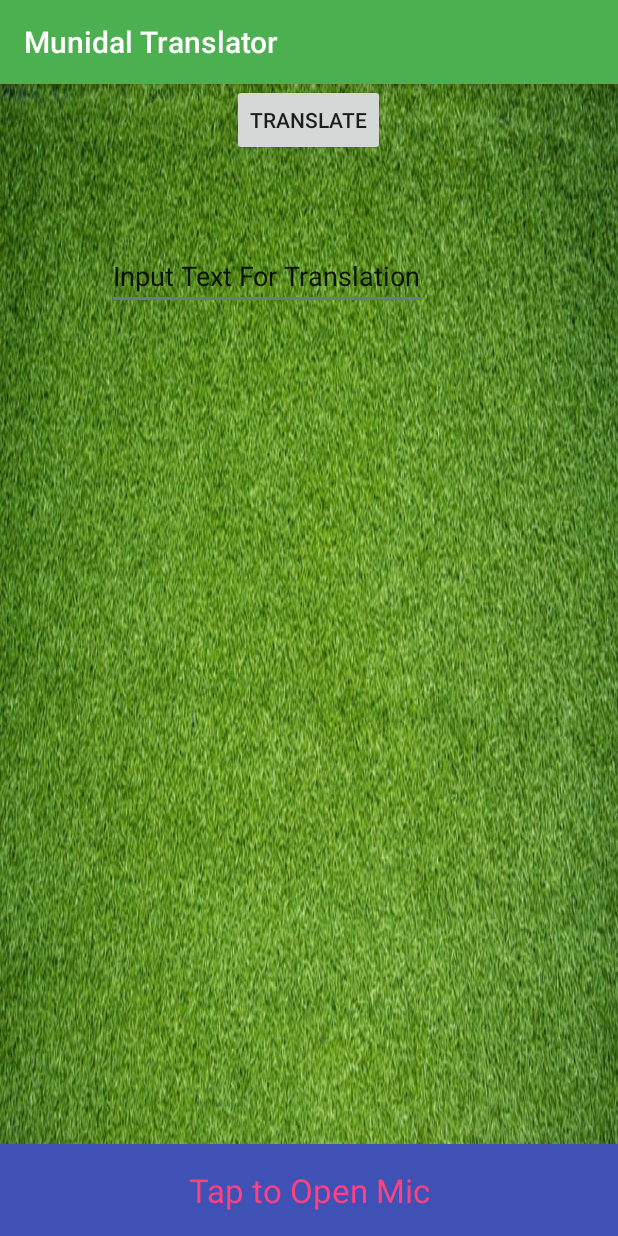
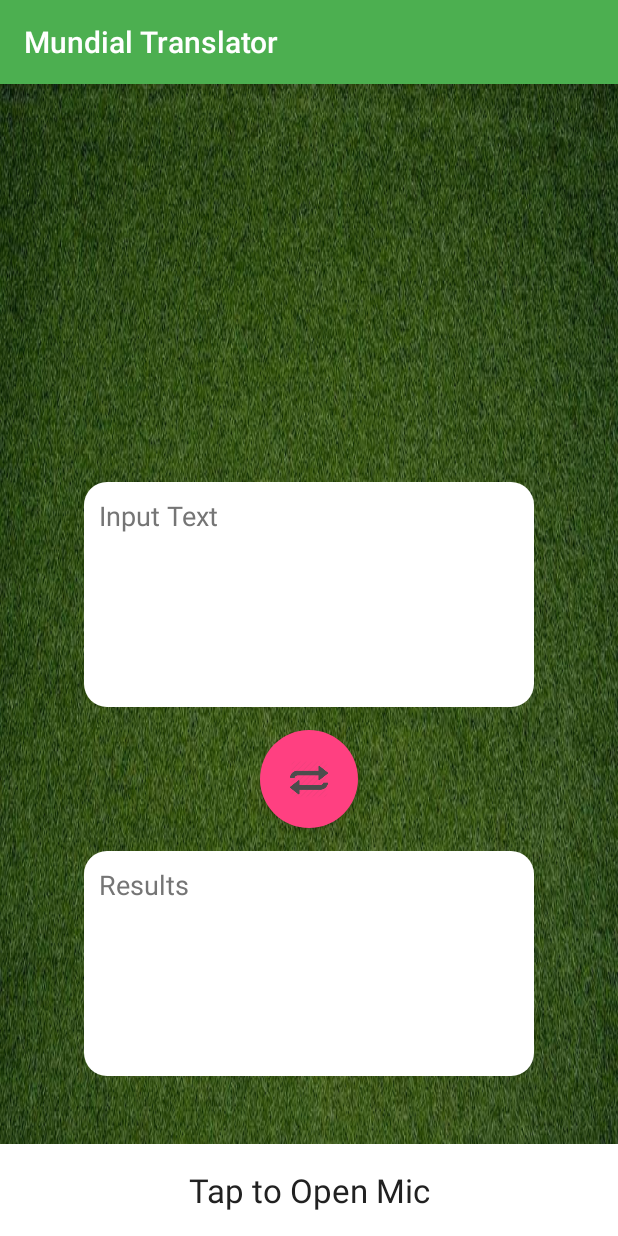
Before and after one commit to mariosfx540/MobileHCI_Project, an Android app: the TranslationAPI screen opened directly, with no data from a screen before it, on a phone screen of 412 x 824 dp. Run offline under Robolectric (Android 15) with nearby library versions, the phone set to English and light mode, and no system bars; libraries missing offline, so code that uses them is left out: com.google.cloud.translate.

Commit message:
Finish Translation Screen & API

```diff
--- a/app/src/main/java/com/example/dimis/mobilehci/TranslationAPI.java
+++ b/app/src/main/java/com/example/dimis/mobilehci/TranslationAPI.java
@@ -30,24 +30,26 @@ public class TranslationAPI extends AppCompatActivity {
     private static final String API_KEY = "AIzaSyDW3LMH2K_d_6YP0jghp72042rgj-XMxPs";
     private static final String TAG = "TranslationAPI";
     private Button buttonToTranslate;
-    private EditText InputText;
+    private static EditText InputText;
     private final int REQ_CODE_SPEECH_INPUT = 100;
     private TextView textView;
+    private static TextView textView1;
+    private static Handler textViewHandler= new Handler();
 
 
     protected void onCreate(Bundle savedInstanceState){
         super.onCreate(savedInstanceState);
         setContentView(R.layout.translate_screen);
-
+        textView1 = (TextView)findViewById(R.id.textView1);
         textView = (TextView)findViewById(R.id.btnOpen);
         InputText = (EditText)findViewById(R.id.editText);
         buttonToTranslate = (Button)findViewById(R.id.button11);
-        final Handler textViewHandler = new Handler();
+
         buttonToTranslate.setOnClickListener(new View.OnClickListener() {
             @Override
             public void onClick(View v) {
 
-                Translate(InputText.getText().toString(),textViewHandler);
+                Translate(InputText.getText().toString());
 
 
 
@@ -78,6 +80,7 @@ public class TranslationAPI extends AppCompatActivity {
     protected void onActivityResult(int requestCode, int resultCode, Intent data) {
         super.onActivityResult(requestCode, resultCode, data);
 
+
         switch (requestCode) {
             case REQ_CODE_SPEECH_INPUT: {
                 if (resultCode == RESULT_OK && null != data) {
@@ -86,13 +89,14 @@ public class TranslationAPI extends AppCompatActivity {
                             .getStringArrayListExtra(RecognizerIntent.EXTRA_RESULTS);
 
                     Log.d("Results",result.get(0));
+                    Translate(result.get(0));
                 }
                 break;
             }
 
         }
     }
-    public static void Translate(final String text,final Handler textViewHandler){
+    public static void Translate(final String text){
         new  AsyncTask<Void,Void,Void>(){
             @Override
             protected Void doInBackground(Void... params) {
@@ -107,7 +111,8 @@ public class TranslationAPI extends AppCompatActivity {
 
                         Log.d("Result","Text: %s%n"+ translation.getTranslatedText());
                         Log.d("Translation: %s%n", translation.getTranslatedText());
-
+                        textView1.setText(translation.getTranslatedText());
+                        InputText.setText(text);
 
                     }
                 });
--- /dev/null
+++ b/app/src/main/res/drawable/round.xml
@@ -0,0 +1,14 @@
+<?xml version="1.0" encoding="utf-8"?>
+<layer-list xmlns:android="http://schemas.android.com/apk/res/android">
+    <item>
+        <shape android:shape="oval">
+            <solid android:color="@color/colorAccent"/>
+        </shape>
+    </item>
+    <item
+        android:drawable="@drawable/two_arrows"
+        android:bottom="20dp"
+        android:left="20dp"
+        android:right="20dp"
+        android:top="20dp"/>
+</layer-list>
--- /dev/null
+++ b/app/src/main/res/drawable/rounded_corners.xml
@@ -0,0 +1,10 @@
+<?xml version="1.0" encoding="utf-8"?>
+<shape xmlns:android="http://schemas.android.com/apk/res/android"
+    android:shape="rectangle" android:padding="10dp">
+    <solid android:color="#FFFFFF"/>
+    <corners
+        android:bottomRightRadius="15dp"
+        android:bottomLeftRadius="15dp"
+        android:topLeftRadius="15dp"
+        android:topRightRadius="15dp"/>
+</shape>
--- a/app/src/main/res/layout/custom_popup.xml
+++ b/app/src/main/res/layout/custom_popup.xml
@@ -22,7 +22,7 @@
         android:layout_width="match_parent"
         android:layout_height="30dp"
         android:textColor="@color/icons"
-        android:text="Choose your Country"
+        android:text="Teams"
         android:textStyle="bold"
         android:gravity="center"/>
 
--- a/app/src/main/res/layout/translate_screen.xml
+++ b/app/src/main/res/layout/translate_screen.xml
@@ -3,7 +3,7 @@
     xmlns:tools="http://schemas.android.com/tools"
     android:layout_width="match_parent"
     android:layout_height="match_parent"
-    android:background="@drawable/background"
+    android:background="@drawable/background1"
     tools:context="com.example.dimis.mobilehci.MainActivity">
 
     <TextView
@@ -13,36 +13,54 @@
         android:layout_alignParentBottom="true"
         android:layout_alignParentLeft="true"
         android:layout_alignParentStart="true"
-        android:background="@color/colorPrimary"
+        android:background="@color/icons"
         android:clickable="true"
         android:gravity="center"
         android:padding="16dp"
         android:text="Tap to Open Mic"
-        android:textColor="@color/colorAccent"
         android:textSize="22sp"
-        android:textStyle="normal" />
+        android:layout_marginTop="20dp"
+        android:textStyle="normal"
+        android:textColor="#212121"/>
 
     <EditText
         android:id="@+id/editText"
-        android:layout_width="wrap_content"
-        android:layout_height="wrap_content"
-        android:layout_alignParentLeft="true"
-        android:layout_alignParentStart="true"
-        android:layout_alignParentTop="true"
-        android:layout_marginLeft="71dp"
-        android:layout_marginStart="71dp"
-        android:layout_marginTop="105dp"
-        android:ems="10"
+        android:layout_width="300dp"
+        android:layout_height="150dp"
+        android:layout_centerHorizontal="true"
+        android:layout_above="@id/button11"
+        android:layout_marginBottom="15dp"
         android:inputType="textMultiLine"
-        android:text="Input Text For Translation" />
+        android:text="Input Text "
+        android:padding="10dp"
+        android:background="@drawable/rounded_corners"
+        android:gravity="top"
+        android:textColor="@color/secondary_text" />
 
     <Button
         android:id="@+id/button11"
-        android:layout_width="wrap_content"
-        android:layout_height="wrap_content"
-        android:layout_above="@+id/btnSpeak"
+        android:layout_width="65dp"
+        android:layout_height="65dp"
         android:layout_centerHorizontal="true"
-        android:layout_marginBottom="94dp"
-        android:text="Translate" />
+        android:layout_marginBottom="15dp"
+        android:layout_above="@id/textView1"
+        android:background="@drawable/round"
+        android:text=""
+        />
+
+    <TextView
+        android:id="@+id/textView1"
+        android:layout_width="300dp"
+        android:layout_height="150dp"
+        android:layout_above="@+id/btnOpen"
+        android:layout_marginBottom="25dp"
+        android:background="@drawable/rounded_corners"
+        android:layout_centerHorizontal="true"
+        android:text="Results"
+        android:padding="10dp"
+        android:textColor="@color/secondary_text"
+        android:textSize="18sp"/>
+
+
 
 </RelativeLayout>
--- a/app/src/main/res/values/strings.xml
+++ b/app/src/main/res/values/strings.xml
@@ -1,5 +1,5 @@
 <resources>
-    <string name="app_name">Munidal Translator</string>
+    <string name="app_name">Mundial Translator</string>
     <string name="trlToRuss">Translate To Russian</string>
     <string name="groupA">Group A</string>
     <string name="title_activity_teams">TeamsActivity</string>
```
Also changed, not shown: app/src/main/res/layout/activity_main.xml (+5 -2 lines), app/src/main/res/layout/tab1_fragment.xml (+59 -21 lines), app/src/main/res/drawable/background1.jpg (added), app/src/main/res/drawable/two_arrows.png (added).
